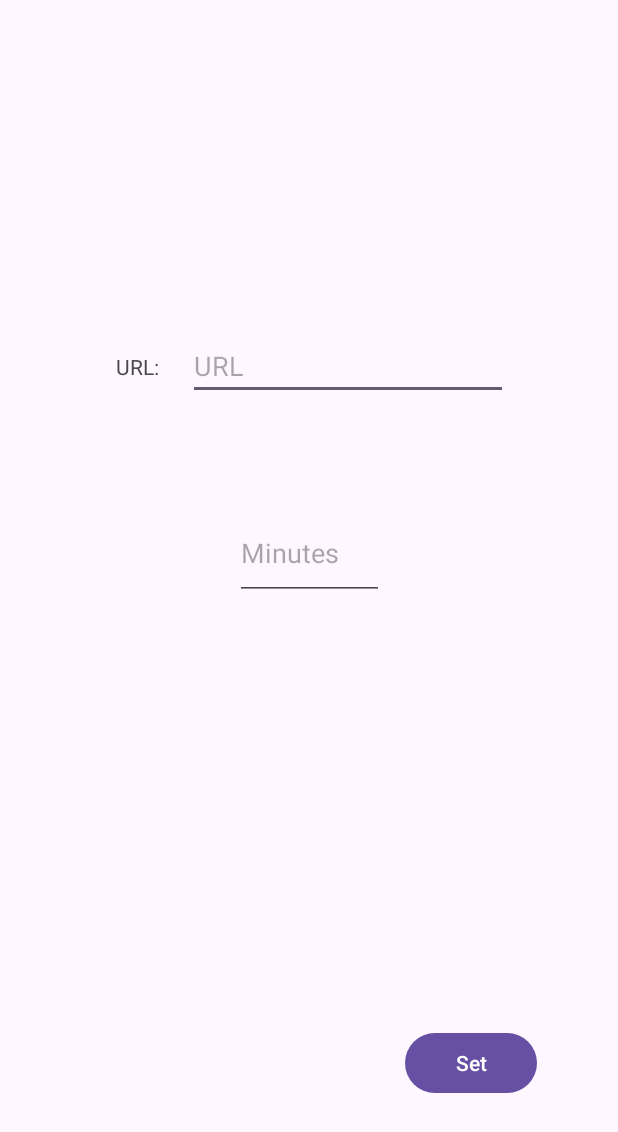
After one commit to CodyTu/quizdroid, an Android app: the Preferences screen opened directly, with no data from a screen before it, on a phone screen of 412 x 824 dp. The commit adds this screen. Shown: the top 1132 px of the screen. Run offline under Robolectric (Android 15) with nearby library versions, the phone set to English and light mode, and no system bars.

Commit message:
storage assignment

```diff
--- a/app/build.gradle.kts
+++ b/app/build.gradle.kts
@@ -44,4 +44,5 @@ dependencies {
     testImplementation("junit:junit:4.13.2")
     androidTestImplementation("androidx.test.ext:junit:1.1.5")
     androidTestImplementation("androidx.test.espresso:espresso-core:3.5.1")
+    implementation("com.google.code.gson:gson:2.8.9")
 }
--- /dev/null
+++ b/app/src/main/java/edu/uw/ischool/ctu4/quizdroid/Preferences.kt
@@ -0,0 +1,17 @@
+package edu.uw.ischool.ctu4.quizdroid
+
+import androidx.appcompat.app.AppCompatActivity
+import android.os.Bundle
+import android.widget.Button
+import android.widget.EditText
+
+class Preferences : AppCompatActivity() {
+    override fun onCreate(savedInstanceState: Bundle?) {
+        super.onCreate(savedInstanceState)
+        setContentView(R.layout.activity_preferences)
+
+        val url = findViewById<EditText>(R.id.URL)
+        val minutes = findViewById<EditText>(R.id.minutes)
+        val set = findViewById<Button>(R.id.set_pref)
+    }
+}
--- /dev/null
+++ b/app/src/main/res/layout/activity_preferences.xml
@@ -0,0 +1,60 @@
+<?xml version="1.0" encoding="utf-8"?>
+<androidx.constraintlayout.widget.ConstraintLayout xmlns:android="http://schemas.android.com/apk/res/android"
+    xmlns:app="http://schemas.android.com/apk/res-auto"
+    xmlns:tools="http://schemas.android.com/tools"
+    android:layout_width="match_parent"
+    android:layout_height="match_parent"
+    tools:context=".Preferences">
+
+    <EditText
+        android:id="@+id/URL"
+        android:layout_width="wrap_content"
+        android:layout_height="wrap_content"
+        android:ems="10"
+        android:inputType="text"
+        android:hint="URL"
+        app:layout_constraintBottom_toBottomOf="parent"
+        app:layout_constraintEnd_toEndOf="parent"
+        app:layout_constraintHorizontal_bias="0.631"
+        app:layout_constraintStart_toStartOf="parent"
+        app:layout_constraintTop_toTopOf="parent"
+        app:layout_constraintVertical_bias="0.284" />
+
+    <TextView
+        android:id="@+id/URL_text"
+        android:layout_width="wrap_content"
+        android:layout_height="wrap_content"
+        android:text="URL: "
+        app:layout_constraintBottom_toBottomOf="parent"
+        app:layout_constraintEnd_toStartOf="@+id/URL"
+        app:layout_constraintHorizontal_bias="0.826"
+        app:layout_constraintStart_toStartOf="parent"
+        app:layout_constraintTop_toTopOf="parent"
+        app:layout_constraintVertical_bias="0.292" />
+
+    <EditText
+        android:id="@+id/minutes"
+        android:layout_width="99dp"
+        android:layout_height="62dp"
+        android:ems="10"
+        android:hint="Minutes"
+        android:inputType="numberDecimal"
+        app:layout_constraintBottom_toBottomOf="parent"
+        app:layout_constraintEnd_toEndOf="parent"
+        app:layout_constraintStart_toStartOf="parent"
+        app:layout_constraintTop_toBottomOf="@+id/URL"
+        app:layout_constraintVertical_bias="0.144" />
+
+    <Button
+        android:id="@+id/set_pref"
+        android:layout_width="wrap_content"
+        android:layout_height="wrap_content"
+        android:text="Set"
+        app:layout_constraintBottom_toBottomOf="parent"
+        app:layout_constraintEnd_toEndOf="parent"
+        app:layout_constraintHorizontal_bias="0.834"
+        app:layout_constraintStart_toStartOf="parent"
+        app:layout_constraintTop_toTopOf="parent"
+        app:layout_constraintVertical_bias="0.882" />
+
+</androidx.constraintlayout.widget.ConstraintLayout>
```
Also changed, not shown: app/src/main/AndroidManifest.xml (+6 -2 lines), app/src/main/assets/questions.json (added, +117 -0 lines), app/src/main/java/edu/uw/ischool/ctu4/quizdroid/MainActivity.kt (+43 -0 lines), app/src/main/java/edu/uw/ischool/ctu4/quizdroid/QuizApp.kt (+131 -111 lines), app/src/main/res/layout/activity_main.xml (+11 -0 lines), app/src/main/res/menu/menu.xml (added, +8 -0 lines).
